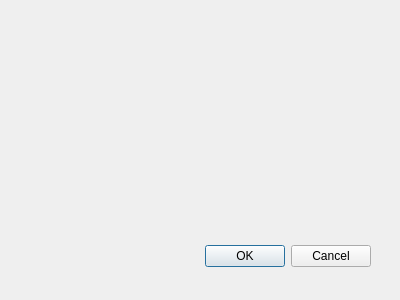
This is src/frontend/AutoCorrectDialog.ui in OpenBangla/OpenBangla-Keyboard as Qt 5 draws it before an edit. The edited form follows.
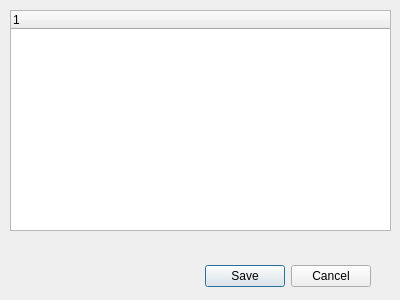
This is the edited form.

Commit message: Add column in List and create addEntries() function

The edit to the form file:
```diff
--- a/src/frontend/AutoCorrectDialog.ui
+++ b/src/frontend/AutoCorrectDialog.ui
@@ -19,7 +19,7 @@
    <property name="geometry">
     <rect>
      <x>30</x>
-     <y>240</y>
+     <y>260</y>
      <width>341</width>
      <height>32</height>
     </rect>
@@ -28,9 +28,24 @@
     <enum>Qt::Horizontal</enum>
    </property>
    <property name="standardButtons">
-    <set>QDialogButtonBox::Cancel|QDialogButtonBox::Ok</set>
+    <set>QDialogButtonBox::Cancel|QDialogButtonBox::Save</set>
    </property>
   </widget>
+  <widget class="QTreeWidget" name="autoCorrect">
+   <property name="geometry">
+    <rect>
+     <x>10</x>
+     <y>10</y>
+     <width>381</width>
+     <height>221</height>
+    </rect>
+   </property>
+   <column>
+    <property name="text">
+     <string notr="true">1</string>
+    </property>
+   </column>
+  </widget>
  </widget>
  <pixmapfunction/>
  <resources/>
```
Left out of the diff: 7 changed lines with no effect on the pictures. The commit also changes 2 other files.
